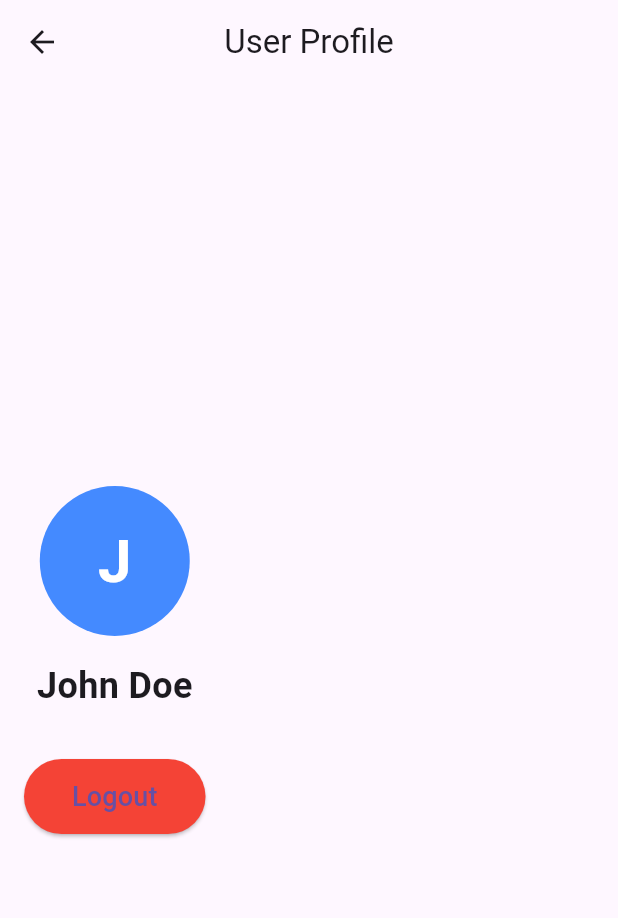
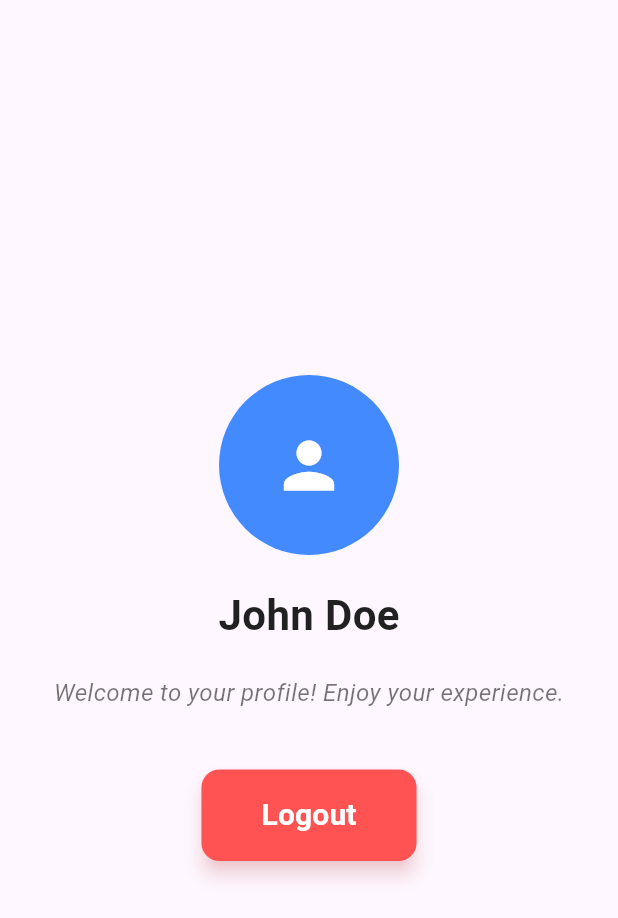
Before and after one commit to Sengleang99/Mobile-Caffe-App, a Flutter app: the UserScreen screen opened directly, on a phone screen of 412 x 824 dp. Shown: the top 918 px of the screen. Run offline on Flutter 3.47's test engine with Material 3 defaults, Android fonts, the phone set to English and light mode, and no system bars; our stand-ins replace google_nav_bar.

Commit message:
commit add library api and and user screen

```diff
--- a/lib/components/button_nav_bar.dart
+++ b/lib/components/button_nav_bar.dart
@@ -13,11 +13,11 @@ class ButtonNavBar extends StatelessWidget{
         onTabChange: (value) => onTabChange!(value),
           color: Colors.grey[600],
           mainAxisAlignment: MainAxisAlignment.center,
-          activeColor: Colors.grey[700],
-          tabBackgroundColor: Colors.grey.shade300,
+          activeColor: Colors.brown,
+          tabBackgroundColor: Colors.brown.shade100,
           tabBorderRadius: 24,
           tabActiveBorder: Border.all(color: Colors.white),
-          tabs: [
+          tabs: const [
           GButton(icon: Icons.home, text: 'Shop'),
           GButton(icon: Icons.shopping_bag_outlined, text: 'Cart'),
           GButton(icon: Icons.person, text: 'User')
--- a/lib/components/user_screen.dart
+++ /dev/null
@@ -1,66 +0,0 @@
-import 'package:flutter/material.dart';
-
-class UserScreen extends StatefulWidget {
-  const UserScreen({super.key});
-
-  @override
-  State<UserScreen> createState() => _UserScreenState();
-}
-
-class _UserScreenState extends State<UserScreen> {
-  String userName = "John Doe"; // Replace with dynamic data if needed
-
-  @override
-  Widget build(BuildContext context) {
-    return Scaffold(
-      appBar: AppBar(
-        title: const Text("User Profile"),
-        centerTitle: true,
-      ),
-      body: Padding(
-        padding: const EdgeInsets.all(16.0),
-        child: Column(
-          crossAxisAlignment: CrossAxisAlignment.center,
-          mainAxisAlignment: MainAxisAlignment.center,
-          children: [
-            CircleAvatar(
-              radius: 50,
-              backgroundColor: Colors.blueAccent,
-              child: Text(
-                userName[0],
-                style: const TextStyle(
-                  fontSize: 40,
-                  color: Colors.white,
-                  fontWeight: FontWeight.bold,
-                ),
-              ),
-            ),
-            const SizedBox(height: 16),
-            Text(
-              userName,
-              style: const TextStyle(
-                fontSize: 24,
-                fontWeight: FontWeight.bold,
-              ),
-            ),
-            const SizedBox(height: 32),
-            ElevatedButton(
-              onPressed: () {
-                // Handle logout functionality here
-                Navigator.pop(context); // Example: Navigate back on logout
-              },
-              style: ElevatedButton.styleFrom(
-                backgroundColor: Colors.red,
-                padding: const EdgeInsets.symmetric(horizontal: 32, vertical: 12),
-              ),
-              child: const Text(
-                "Logout",
-                style: TextStyle(fontSize: 18),
-              ),
-            ),
-          ],
-        ),
-      ),
-    );
-  }
-}
--- a/lib/screens/home_screen.dart
+++ b/lib/screens/home_screen.dart
@@ -1,6 +1,7 @@
 import 'package:cafe_app/components/button_nav_bar.dart';
-import 'package:cafe_app/components/cart_screen.dart';
-import 'package:cafe_app/components/shop_screen.dart';
+import 'package:cafe_app/screens/cart_screen.dart';
+import 'package:cafe_app/screens/shop_screen.dart';
+import 'package:cafe_app/screens/user_screen.dart';
 import 'package:cafe_app/const.dart';
 import 'package:flutter/material.dart';
 
@@ -24,6 +25,7 @@ class _HomeScreenState extends State<HomeScreen>{
   final List<Widget> _screens = [
     const ShopScreen(),
     const CartScreen(),
+    const UserScreen()
   ];
 
   @override
--- /dev/null
+++ b/lib/screens/user_screen.dart
@@ -0,0 +1,90 @@
+import 'package:flutter/material.dart';
+import 'package:provider/provider.dart';
+import 'package:cafe_app/models/coffee_shop.dart';
+
+class UserScreen extends StatefulWidget {
+  const UserScreen({super.key});
+
+  @override
+  State<UserScreen> createState() => _UserScreenState();
+}
+
+class _UserScreenState extends State<UserScreen> {
+  String userName = "John Doe"; // Replace with dynamic data if needed
+
+  @override
+  Widget build(BuildContext context) {
+    return Consumer<CoffeeShop>(
+      builder: (context, value, child) => SafeArea(
+        child: Scaffold(
+          body: Padding(
+            padding: const EdgeInsets.all(20.0),
+            child: Column(
+              crossAxisAlignment: CrossAxisAlignment.center,
+              mainAxisAlignment: MainAxisAlignment.center,
+              children: [
+                // Profile Icon
+                CircleAvatar(
+                  radius: 60,
+                  backgroundColor: Colors.blueAccent,
+                  child: Icon(
+                    Icons.person, // Profile icon
+                    size: 50,
+                    color: Colors.white,
+                  ),
+                ),
+                const SizedBox(height: 20),
+                Text(
+                  userName,
+                  style: const TextStyle(
+                    fontSize: 28,
+                    fontWeight: FontWeight.w600,
+                    color: Colors.black87,
+                  ),
+                ),
+                const SizedBox(height: 20),
+                // Justify the text
+                Align(
+                  alignment: Alignment.center,
+                  child: Text(
+                    'Welcome to your profile! Enjoy your experience.',
+                    textAlign: TextAlign.justify, // Justifies the text
+                    style: TextStyle(
+                      fontSize: 16,
+                      color: Colors.black54,
+                      fontStyle: FontStyle.italic,
+                    ),
+                  ),
+                ),
+                const SizedBox(height: 40),
+                ElevatedButton(
+                  onPressed: () {
+                    // Handle logout functionality here
+                    Navigator.pop(context); // Example: Navigate back on logout
+                  },
+                  style: ElevatedButton.styleFrom(
+                    backgroundColor: Colors.redAccent,
+                    padding: const EdgeInsets.symmetric(horizontal: 40, vertical: 16),
+                    shape: RoundedRectangleBorder(
+                      borderRadius: BorderRadius.circular(12),
+                    ),
+                    shadowColor: Colors.redAccent.withOpacity(0.4),
+                    elevation: 5,
+                  ),
+                  child: const Text(
+                    "Logout",
+                    style: TextStyle(
+                      fontSize: 20,
+                      fontWeight: FontWeight.bold,
+                      color: Colors.white,
+                    ),
+                  ),
+                ),
+              ],
+            ),
+          ),
+        ),
+      ),
+    );
+  }
+}
--- a/pubspec.yaml
+++ b/pubspec.yaml
@@ -36,6 +36,7 @@ dependencies:
   # The following adds the Cupertino Icons font to your application.
   # Use with the CupertinoIcons class for iOS style icons.
   cupertino_icons: ^1.0.8
+  http: ^1.2.2
 
 
 dev_dependencies:
```
Also changed, not shown: lib/components/order_detail.dart (+22 -0 lines), lib/components/textField.dart (deleted, +0 -24 lines), lib/screens/cart_screen.dart (renamed from lib/components/cart_screen.dart), lib/screens/shop_screen.dart (renamed from lib/components/shop_screen.dart), pubspec.lock, 1 other file.
